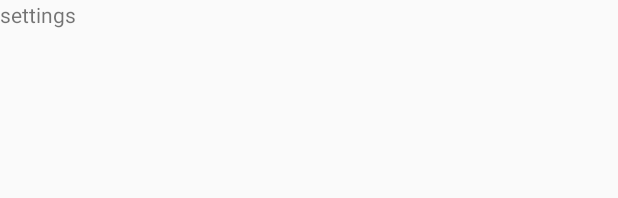
After one commit to oscelest/VINCA, an Android app: the layout settings_dialog_fragment.xml on its own in the app's theme, with its tools: preview values and no code run, on a phone screen of 412 x 824 dp. The commit adds this screen. Shown: the top 198 px of the screen. Run offline under Robolectric (Android 15) with nearby library versions, the phone set to English and light mode, and no system bars.

Commit message:
Started working on the settings Dialog

```diff
--- a/app/src/main/java/com/noxyspace/vinca/MainActivity.java
+++ b/app/src/main/java/com/noxyspace/vinca/MainActivity.java
@@ -1,18 +1,26 @@
 package com.noxyspace.vinca;
 
+import android.app.Dialog;
+import android.content.DialogInterface;
 import android.os.Bundle;
 import android.support.design.widget.TabLayout;
 import android.support.v4.view.ViewPager;
+import android.support.v7.app.AlertDialog;
 import android.support.v7.app.AppCompatActivity;
 import android.support.v7.widget.Toolbar;
 import android.view.Menu;
 import android.view.MenuInflater;
 import android.util.Log;
+import android.view.MenuItem;
+
+import java.util.ArrayList;
 
 import static android.graphics.Color.WHITE;
 
 
 public class MainActivity extends AppCompatActivity {
+
+
 
 
     @Override
@@ -62,4 +70,12 @@ public class MainActivity extends AppCompatActivity {
         inflater.inflate(R.menu.menu_icons, menu); //your file name
         return super.onCreateOptionsMenu(menu);
     }
+
+
+    public void onGroupItemClick(MenuItem item) {
+        // custom dialog
+        // One of the group items (using the onClick attribute) was clicked
+        // The item parameter passed here indicates which item it is
+        // All other menu item clicks are handled by onOptionsItemSelected()
+    }
 }
--- /dev/null
+++ b/app/src/main/res/layout/settings_dialog_fragment.xml
@@ -0,0 +1,12 @@
+<?xml version="1.0" encoding="utf-8"?>
+<LinearLayout xmlns:android="http://schemas.android.com/apk/res/android"
+    android:orientation="vertical"
+    android:layout_width="wrap_content"
+    android:layout_height="wrap_content">
+
+    <TextView
+        android:text="settings"
+        android:layout_width="100dp"
+        android:layout_height="100dp"
+        android:id="@+id/settingsDialog" />
+</LinearLayout>
--- a/app/src/main/res/menu/menu_icons.xml
+++ b/app/src/main/res/menu/menu_icons.xml
@@ -1,5 +1,6 @@
 <?xml version="1.0" encoding="utf-8"?>
-<menu xmlns:android="http://schemas.android.com/apk/res/android"
+<menu xmlns:tools="http://schemas.android.com/tools"
+    xmlns:android="http://schemas.android.com/apk/res/android"
     xmlns:app="http://schemas.android.com/apk/res-auto">
 
 
@@ -21,7 +22,7 @@
     <item
         android:id="@+id/action_settings"
         android:title="@string/action_settings"
-        app:showAsAction="never"/>
+        app:showAsAction="never" />
 
 
     <item
```
